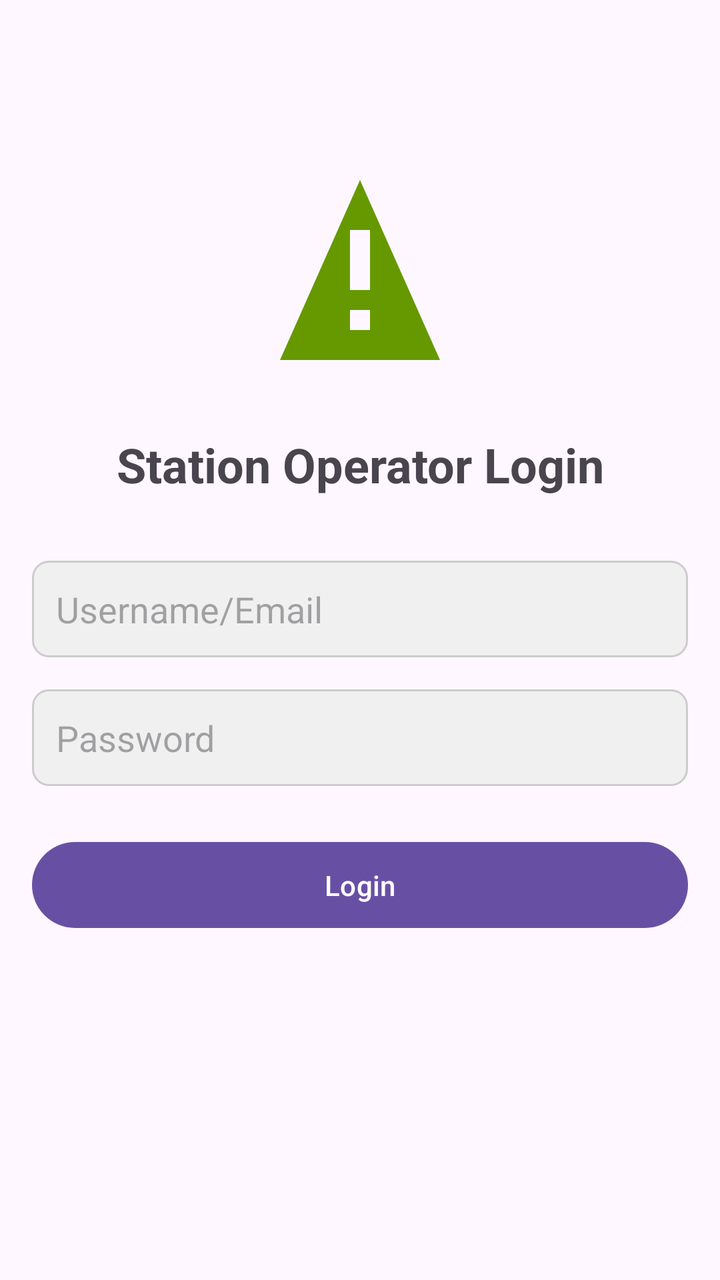
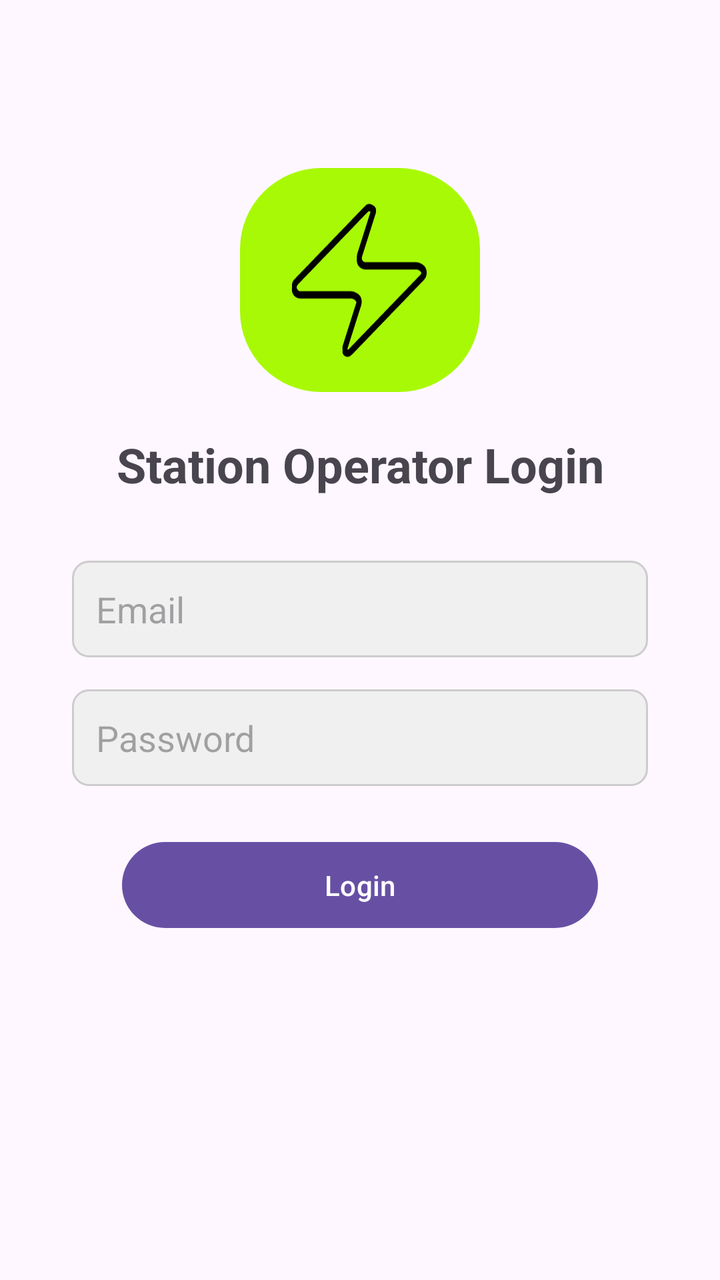

Two renders of the same Android screen: before a commit and after it. Below are the layout's source before the change and the commit's diff.
<!-- AndroidManifest.xml: application theme Theme.EVStationOperatorApp -->
<!-- res/layout/activity_login.xml -->
<?xml version="1.0" encoding="utf-8"?>
<androidx.constraintlayout.widget.ConstraintLayout xmlns:android="http://schemas.android.com/apk/res/android"
    xmlns:app="http://schemas.android.com/apk/res-auto"
    xmlns:tools="http://schemas.android.com/tools"
    android:id="@+id/main"
    android:layout_width="match_parent"
    android:layout_height="match_parent"
    android:padding="16dp"
    tools:context=".LoginActivity">

    
    
    <ImageView
        android:id="@+id/logoImageView"
        android:layout_width="120dp"
        android:layout_height="120dp"
        android:layout_marginTop="64dp"
        android:src="@drawable/ic_ev_logo"
        app:layout_constraintEnd_toEndOf="parent"
        app:layout_constraintStart_toStartOf="parent"
        app:layout_constraintTop_toTopOf="parent"
        android:contentDescription="@string/app_logo_description" />

    <TextView
        android:id="@+id/titleTextView"
        android:layout_width="wrap_content"
        android:layout_height="wrap_content"
        android:layout_marginTop="16dp"
        android:text="@string/station_operator_login"
        android:textSize="24sp"
        android:textStyle="bold"
        app:layout_constraintTop_toBottomOf="@id/logoImageView"
        app:layout_constraintStart_toStartOf="parent"
        app:layout_constraintEnd_toEndOf="parent"/>

    
    <EditText
        android:id="@+id/usernameEditText"
        android:layout_width="0dp"
        android:layout_height="wrap_content"
        android:layout_marginTop="32dp"
        android:hint="@string/username_email"
        android:inputType="textEmailAddress"
        android:padding="12dp"
        android:background="@drawable/edittext_background"
        app:layout_constraintEnd_toEndOf="parent"
        app:layout_constraintStart_toStartOf="parent"
        app:layout_constraintTop_toBottomOf="@id/titleTextView" />

    
    <EditText
        android:id="@+id/passwordEditText"
        android:layout_width="0dp"
        android:layout_height="wrap_content"
        android:layout_marginTop="16dp"
        android:hint="@string/password"
        android:inputType="textPassword"
        android:padding="12dp"
        android:background="@drawable/edittext_background"
        app:layout_constraintEnd_toEndOf="parent"
        app:layout_constraintStart_toStartOf="parent"
        app:layout_constraintTop_toBottomOf="@+id/usernameEditText" />

    
    <Button
        android:id="@+id/loginButton"
        android:layout_width="0dp"
        android:layout_height="wrap_content"
        android:layout_marginTop="24dp"
        android:text="@string/login"
        android:padding="12dp"
        app:layout_constraintEnd_toEndOf="parent"
        app:layout_constraintStart_toStartOf="parent"
        app:layout_constraintTop_toBottomOf="@+id/passwordEditText" />

    
    <ProgressBar
        android:id="@+id/loadingProgressBar"
        android:layout_width="wrap_content"
        android:layout_height="wrap_content"
        android:visibility="gone"
        app:layout_constraintBottom_toBottomOf="parent"
        app:layout_constraintEnd_toEndOf="parent"
        app:layout_constraintStart_toStartOf="parent"
        app:layout_constraintTop_toTopOf="parent"
        tools:visibility="visible" />

</androidx.constraintlayout.widget.ConstraintLayout>
<!-- resources referenced by this layout -->
<resources>
  <!-- drawable edittext_background (drawable) -->
  <?xml version="1.0" encoding="utf-8"?>
  <shape xmlns:android="http://schemas.android.com/apk/res/android"
      android:shape="rectangle">
      <solid android:color="#F0F0F0" />
      <corners android:radius="8dp" />
      <stroke
          android:width="1dp"
          android:color="#CCCCCC" />
  </shape>
  <!-- drawable ic_ev_logo (drawable) -->
  <vector xmlns:android="http://schemas.android.com/apk/res/android"
      android:width="24dp"
      android:height="24dp"
      android:viewportWidth="24"
      android:viewportHeight="24">
      <path
          android:fillColor="@android:color/holo_green_dark"
          android:pathData="M12,2L4,20h16L12,2zM13,17h-2v-2h2v2zM13,13h-2v-6h2v6z"/>
  </vector>
  <string name="app_logo_description">EV Charging Station App Logo</string>
  <string name="login">Login</string>
  <string name="password">Password</string>
  <string name="station_operator_login">Station Operator Login</string>
  <string name="username_email">Username/Email</string>
  <style name="Theme.EVStationOperatorApp" parent="Base.Theme.EVStationOperatorApp" />
  <style name="Base.Theme.EVStationOperatorApp" parent="Theme.Material3.DayNight.NoActionBar">
          
          
      </style>
</resources>

<!-- the commit's change to res/layout/activity_login.xml (unified diff, before → after) -->
@@ -15,7 +15,7 @@
         android:layout_width="120dp"
         android:layout_height="120dp"
         android:layout_marginTop="64dp"
-        android:src="@drawable/ic_ev_logo"
+        android:src="@drawable/ic_app_logo"
         app:layout_constraintEnd_toEndOf="parent"
         app:layout_constraintStart_toStartOf="parent"
         app:layout_constraintTop_toTopOf="parent"
@@ -45,7 +45,9 @@
         android:background="@drawable/edittext_background"
         app:layout_constraintEnd_toEndOf="parent"
         app:layout_constraintStart_toStartOf="parent"
-        app:layout_constraintTop_toBottomOf="@id/titleTextView" />
+        app:layout_constraintTop_toBottomOf="@id/titleTextView"
+        android:layout_marginStart="20dp"
+        android:layout_marginEnd="20dp"/>
 
     
     <EditText
@@ -59,7 +61,9 @@
         android:background="@drawable/edittext_background"
         app:layout_constraintEnd_toEndOf="parent"
         app:layout_constraintStart_toStartOf="parent"
-        app:layout_constraintTop_toBottomOf="@+id/usernameEditText" />
+        app:layout_constraintTop_toBottomOf="@+id/usernameEditText"
+        android:layout_marginStart="20dp"
+        android:layout_marginEnd="20dp"/>
 
     
     <Button
@@ -71,7 +75,9 @@
         android:padding="12dp"
         app:layout_constraintEnd_toEndOf="parent"
         app:layout_constraintStart_toStartOf="parent"
-        app:layout_constraintTop_toBottomOf="@+id/passwordEditText" />
+        app:layout_constraintTop_toBottomOf="@+id/passwordEditText"
+        android:layout_marginStart="45dp"
+        android:layout_marginEnd="45dp"/>
 
     
     <ProgressBar
<!-- resource entries referenced after the edit -->
@@ -10,21 +10,12 @@
           android:width="1dp"
           android:color="#CCCCCC" />
   </shape>
-  <!-- drawable ic_ev_logo (drawable) -->
-  <vector xmlns:android="http://schemas.android.com/apk/res/android"
-      android:width="24dp"
-      android:height="24dp"
-      android:viewportWidth="24"
-      android:viewportHeight="24">
-      <path
-          android:fillColor="@android:color/holo_green_dark"
-          android:pathData="M12,2L4,20h16L12,2zM13,17h-2v-2h2v2zM13,13h-2v-6h2v6z"/>
-  </vector>
+  <!-- drawable ic_app_logo: vector/xml drawable (drawable, 8441 chars, omitted) -->
   <string name="app_logo_description">EV Charging Station App Logo</string>
   <string name="login">Login</string>
   <string name="password">Password</string>
   <string name="station_operator_login">Station Operator Login</string>
-  <string name="username_email">Username/Email</string>
+  <string name="username_email">Email</string>
   <style name="Theme.EVStationOperatorApp" parent="Base.Theme.EVStationOperatorApp" />
   <style name="Base.Theme.EVStationOperatorApp" parent="Theme.Material3.DayNight.NoActionBar">
           
